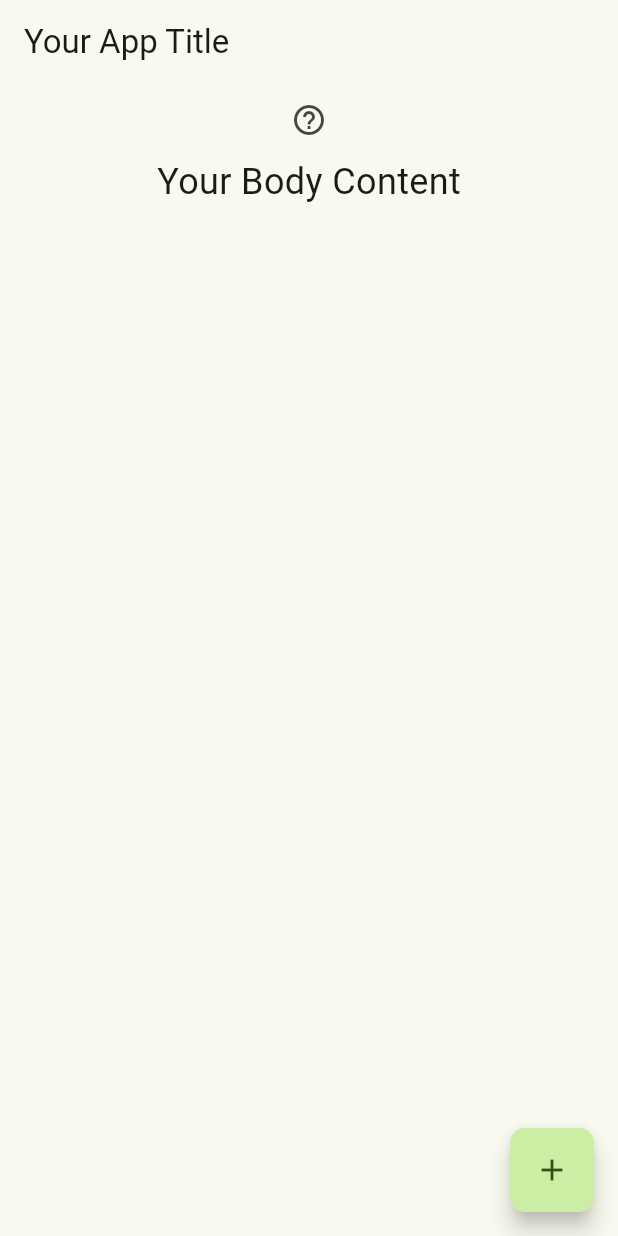
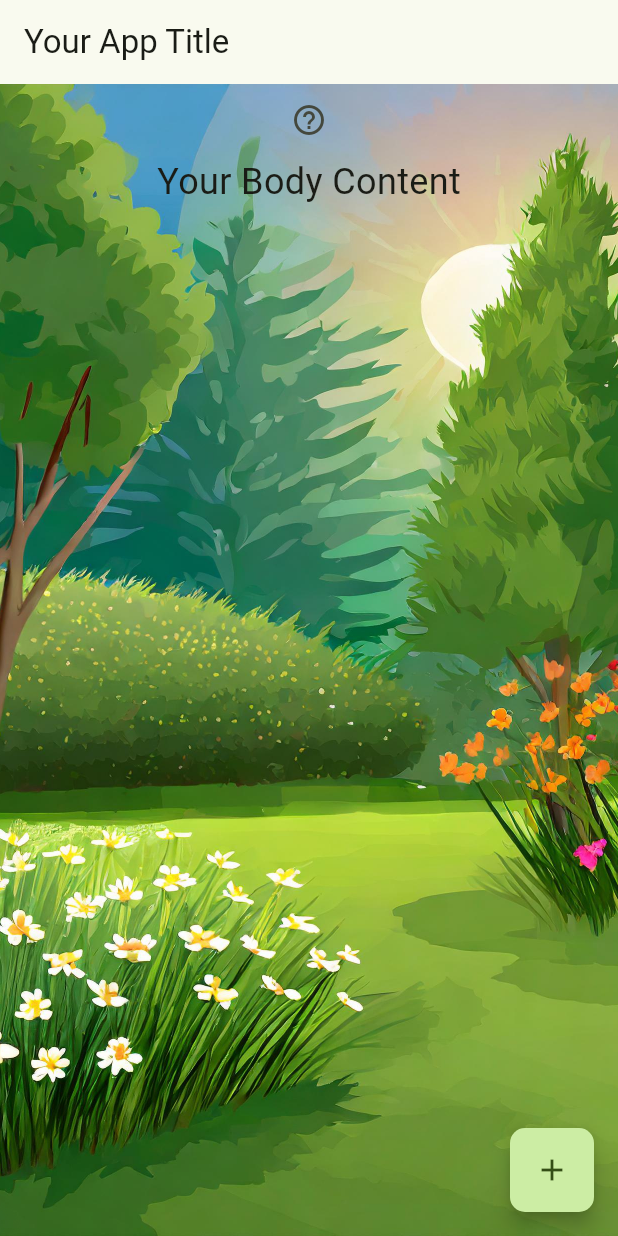
Before and after one commit to ParkMinjun0721/AndAnd, a Flutter app: the GradenMain screen opened directly, on a phone screen of 412 x 824 dp. Run offline on Flutter 3.47's test engine with Material 2 defaults, Android fonts, the phone set to English and light mode, and no system bars.

Commit message:
make graden background

```diff
--- a/lib/gradenmain.dart
+++ b/lib/gradenmain.dart
@@ -31,7 +31,17 @@ class _GradenMainState extends State<GradenMain> {
       appBar: AppBar(
         title: Text('Your App Title'),
       ),
-      body: Column(
+      body: Stack(
+        children: [
+          // 배경 이미지
+          Positioned.fill(
+            child: Image.asset(
+              'assets/graden1.jpg', // 이미지 파일의 경로
+              fit: BoxFit.cover,
+            ),
+          ),
+          // 내용
+          Column(
             children: [
               IconButton(
                 icon: Icon(Icons.help_outline),
@@ -43,8 +53,7 @@ class _GradenMainState extends State<GradenMain> {
                   style: TextStyle(fontSize: 24.0),
                 ),
               ),
-          SizedBox(
-            height: 20.0, // Adjust the spacing as needed
+            ],
           ),
         ],
       ),
--- a/pubspec.yaml
+++ b/pubspec.yaml
@@ -62,6 +62,7 @@ flutter:
   assets:
      - assets/andlogo.png
      - assets/graden1.jpg
+     - assets/flowerbook.jpg
   #   - images/a_dot_ham.jpeg
 
   # An image asset can refer to one or more resolution-specific "variants", see
```
Also changed, not shown: assets/flowerbook.png (added). Lines whose indentation alone changed are shown as unchanged.
